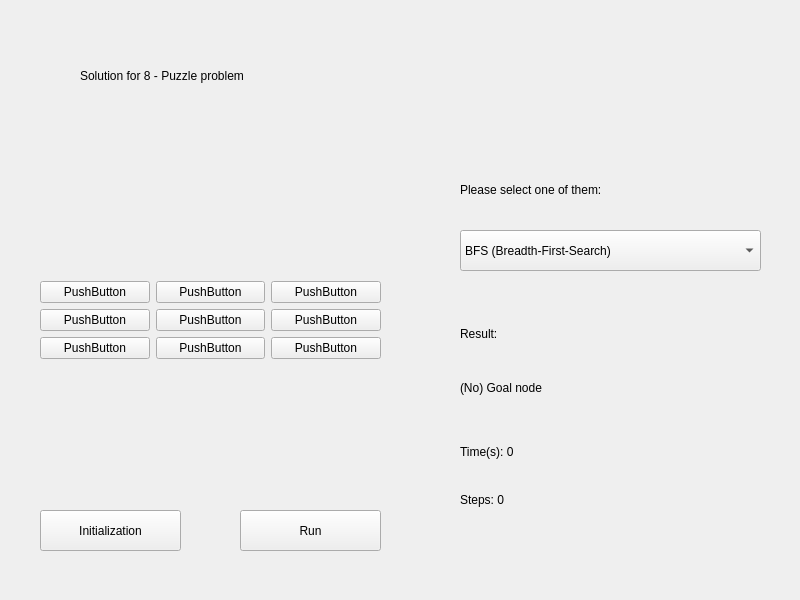
First picture: the form in widget.ui, repository Phantom860/puzzle, before the edit.
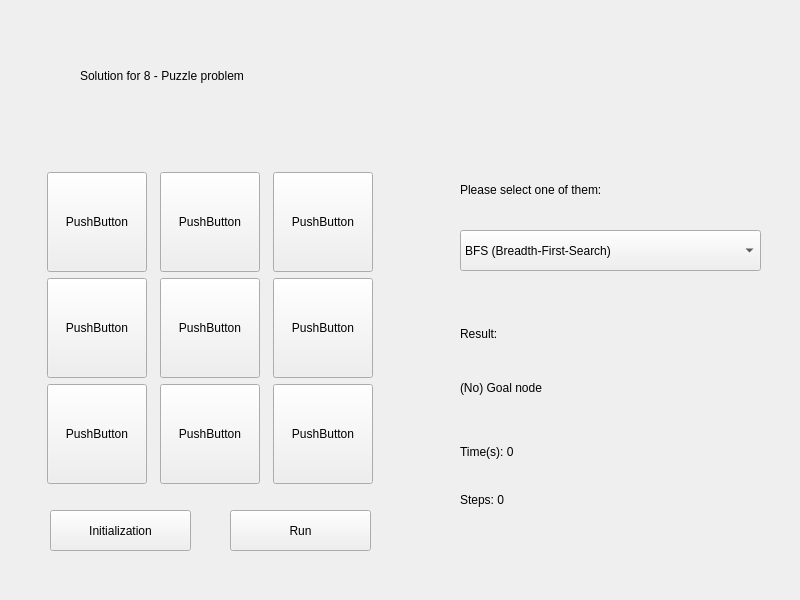
Second picture: the form after the edit.

What changed in the file:
```diff
--- a/widget.ui
+++ b/widget.ui
@@ -19,7 +19,7 @@
      <x>40</x>
      <y>170</y>
      <width>341</width>
-     <height>301</height>
+     <height>316</height>
     </rect>
    </property>
    <layout class="QVBoxLayout" name="verticalLayout">
@@ -27,6 +27,12 @@
      <layout class="QGridLayout" name="puzzleGrid">
       <item row="2" column="1">
        <widget class="QPushButton" name="pushButton_8">
+        <property name="maximumSize">
+         <size>
+          <width>100</width>
+          <height>100</height>
+         </size>
+        </property>
         <property name="text">
          <string>PushButton</string>
         </property>
@@ -34,6 +40,12 @@
       </item>
       <item row="2" column="2">
        <widget class="QPushButton" name="pushButton_9">
+        <property name="maximumSize">
+         <size>
+          <width>100</width>
+          <height>100</height>
+         </size>
+        </property>
         <property name="text">
          <string>PushButton</string>
         </property>
@@ -41,6 +53,18 @@
       </item>
       <item row="1" column="0">
        <widget class="QPushButton" name="pushButton_4">
+        <property name="minimumSize">
+         <size>
+          <width>100</width>
+          <height>100</height>
+         </size>
+        </property>
+        <property name="maximumSize">
+         <size>
+          <width>100</width>
+          <height>100</height>
+         </size>
+        </property>
         <property name="text">
          <string>PushButton</string>
         </property>
@@ -48,6 +72,18 @@
       </item>
       <item row="0" column="1">
        <widget class="QPushButton" name="pushButton_2">
+        <property name="minimumSize">
+         <size>
+          <width>100</width>
+          <height>100</height>
+         </size>
+        </property>
+        <property name="maximumSize">
+         <size>
+          <width>100</width>
+          <height>100</height>
+         </size>
+        </property>
         <property name="text">
          <string>PushButton</string>
         </property>
@@ -55,6 +91,18 @@
       </item>
       <item row="1" column="1">
        <widget class="QPushButton" name="pushButton_5">
+        <property name="minimumSize">
+         <size>
+          <width>100</width>
+          <height>100</height>
+         </size>
+        </property>
+        <property name="maximumSize">
+         <size>
+          <width>100</width>
+          <height>100</height>
+         </size>
+        </property>
         <property name="text">
          <string>PushButton</string>
         </property>
@@ -62,6 +110,12 @@
       </item>
       <item row="0" column="2">
        <widget class="QPushButton" name="pushButton_3">
+        <property name="maximumSize">
+         <size>
+          <width>100</width>
+          <height>100</height>
+         </size>
+        </property>
         <property name="text">
          <string>PushButton</string>
         </property>
@@ -69,6 +123,18 @@
       </item>
       <item row="2" column="0">
        <widget class="QPushButton" name="pushButton_7">
+        <property name="minimumSize">
+         <size>
+          <width>100</width>
+          <height>100</height>
+         </size>
+        </property>
+        <property name="maximumSize">
+         <size>
+          <width>100</width>
+          <height>100</height>
+         </size>
+        </property>
         <property name="text">
          <string>PushButton</string>
         </property>
@@ -76,6 +142,12 @@
       </item>
       <item row="1" column="2">
        <widget class="QPushButton" name="pushButton_6">
+        <property name="maximumSize">
+         <size>
+          <width>100</width>
+          <height>100</height>
+         </size>
+        </property>
         <property name="text">
          <string>PushButton</string>
         </property>
@@ -85,10 +157,19 @@
        <widget class="QPushButton" name="pushButton_1">
         <property name="minimumSize">
          <size>
-          <width>66</width>
-          <height>0</height>
+          <width>100</width>
+          <height>100</height>
          </size>
         </property>
+        <property name="maximumSize">
+         <size>
+          <width>100</width>
+          <height>100</height>
+         </size>
+        </property>
+        <property name="styleSheet">
+         <string notr="true">font: 14pt &quot;阿里妈妈东方大楷&quot;;</string>
+        </property>
         <property name="text">
          <string>PushButton</string>
         </property>
@@ -101,7 +182,7 @@
   <widget class="QPushButton" name="initButton">
    <property name="geometry">
     <rect>
-     <x>40</x>
+     <x>50</x>
      <y>510</y>
      <width>141</width>
      <height>41</height>
@@ -117,7 +198,7 @@
   <widget class="QPushButton" name="runButton">
    <property name="geometry">
     <rect>
-     <x>240</x>
+     <x>230</x>
      <y>510</y>
      <width>141</width>
      <height>41</height>
```
Left out of the diff: 5 changed lines with no effect on the pictures.
